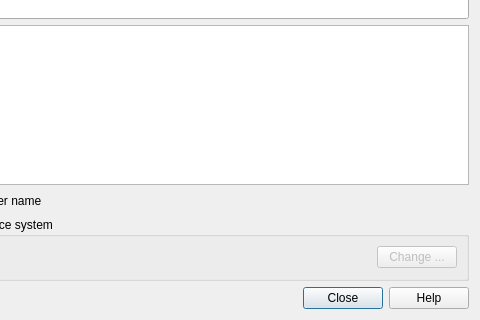
The window that src/ui/qgswfssourceselectbase.ui (qgis/QGIS) describes before a commit, drawn with Qt 5; both pictures show x 112 to 592 and y 119 to 439 of the 592 by 439 pixel window.
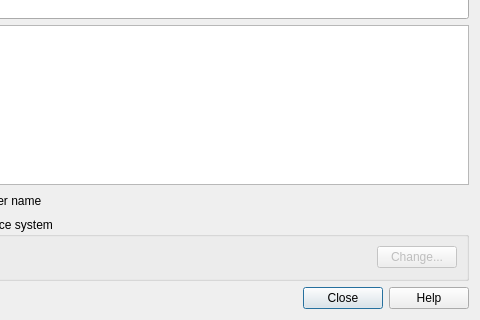
The same window after the commit.

Patch:
```diff
--- a/src/ui/qgswfssourceselectbase.ui
+++ b/src/ui/qgswfssourceselectbase.ui
@@ -65,7 +65,7 @@
          <bool>false</bool>
         </property>
         <property name="text">
-         <string>Change ...</string>
+         <string>Change...</string>
         </property>
        </widget>
       </item>
```
